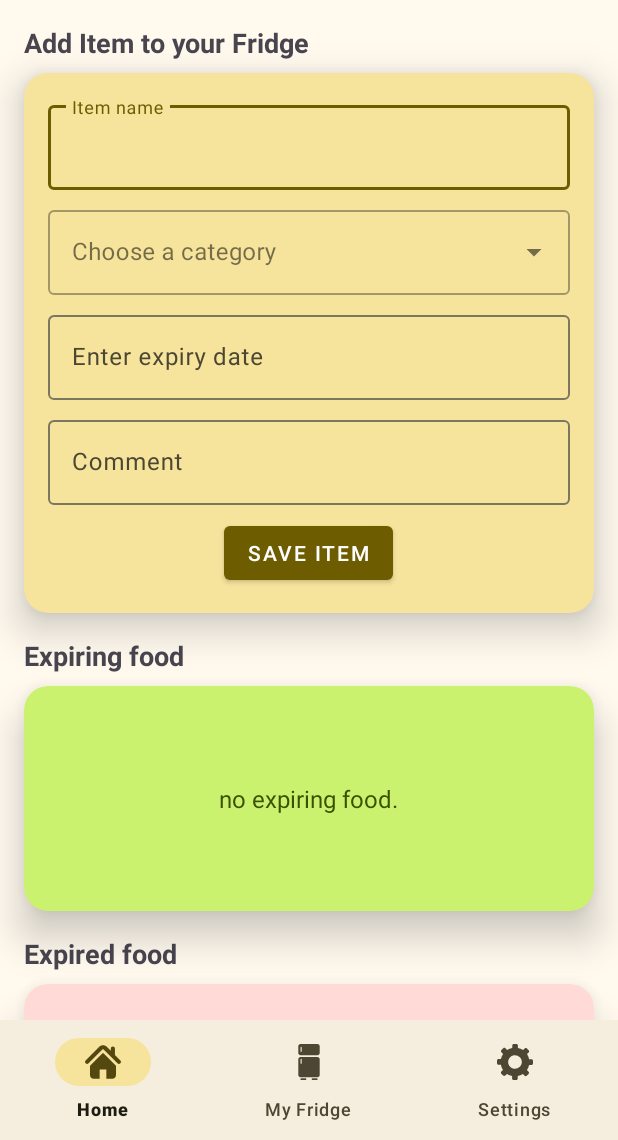
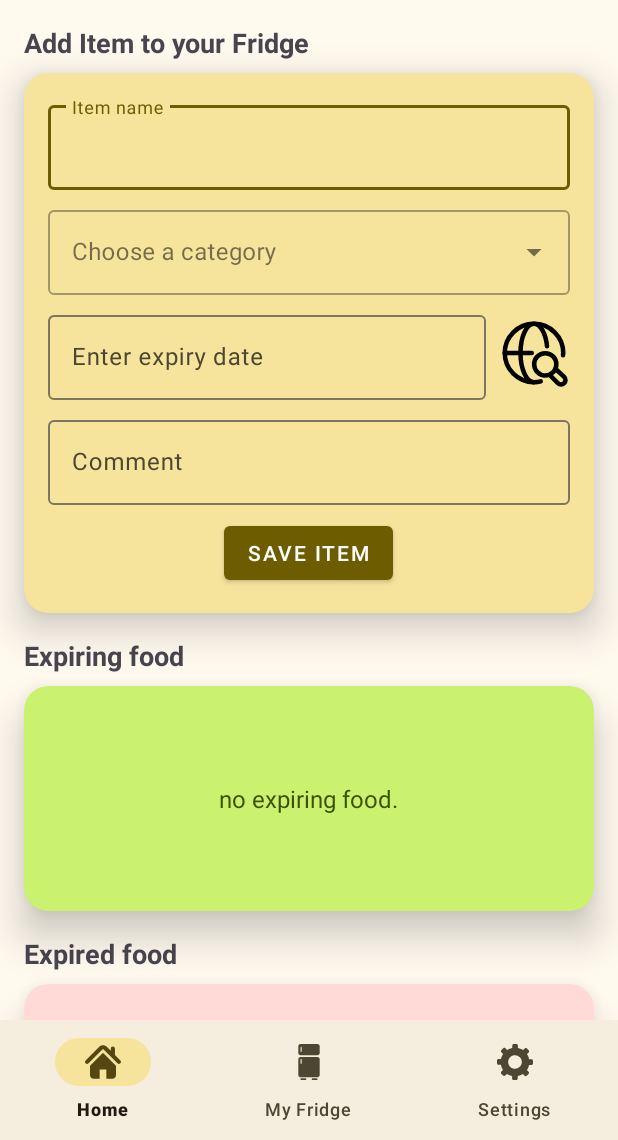
Before and after one commit to alxmtzr/Freshify, an Android app: the screen it shows after launch (MainActivity), on a phone screen of 412 x 824 dp, the part 96-1236 px from its top. Run offline under Robolectric (Android 15) with nearby library versions, the phone set to English and light mode, and no system bars.

Commit message:
added web search button

```diff
--- /dev/null
+++ b/app/src/main/res/drawable/ic_search.xml
@@ -0,0 +1,5 @@
+<vector xmlns:android="http://schemas.android.com/apk/res/android" android:height="24dp" android:viewportHeight="488.4" android:viewportWidth="488.4" android:width="24dp">
+
+    <path android:fillColor="#000000" android:pathData="M0,203.25c0,112.1 91.2,203.2 203.2,203.2c51.6,0 98.8,-19.4 134.7,-51.2l129.5,129.5c2.4,2.4 5.5,3.6 8.7,3.6s6.3,-1.2 8.7,-3.6c4.8,-4.8 4.8,-12.5 0,-17.3l-129.6,-129.5c31.8,-35.9 51.2,-83 51.2,-134.7c0,-112.1 -91.2,-203.2 -203.2,-203.2S0,91.15 0,203.25zM381.9,203.25c0,98.5 -80.2,178.7 -178.7,178.7s-178.7,-80.2 -178.7,-178.7s80.2,-178.7 178.7,-178.7S381.9,104.65 381.9,203.25z"/>
+
+</vector>
--- /dev/null
+++ b/app/src/main/res/drawable/ic_search_web.xml
@@ -0,0 +1,17 @@
+<vector xmlns:android="http://schemas.android.com/apk/res/android"
+    android:height="48dp"
+    android:viewportHeight="32"
+    android:viewportWidth="32"
+    android:width="48dp">
+
+    <path android:fillColor="#00000000" android:pathData="M3,16L15,16" android:strokeColor="#000000" android:strokeLineCap="round" android:strokeLineJoin="round" android:strokeWidth="2"/>
+
+    <path android:fillColor="#00000000" android:pathData="M21.8,13c-0.6,-5.7 -3,-10 -5.8,-10c-3.3,0 -6,5.8 -6,13s2.7,13 6,13" android:strokeColor="#000000" android:strokeLineCap="round" android:strokeLineJoin="round" android:strokeWidth="2"/>
+
+    <path android:fillColor="#00000000" android:pathData="M28.9,17c0,-0.3 0.1,-0.7 0.1,-1c0,-7.2 -5.8,-13 -13,-13S3,8.8 3,16s5.8,13 13,13c1,0 2,-0.1 3,-0.4" android:strokeColor="#000000" android:strokeLineCap="round" android:strokeLineJoin="round" android:strokeWidth="2"/>
+
+    <path android:fillColor="#00000000" android:pathData="M24.5,17.5c1.9,1.9 1.9,5.1 0,7c-0.5,0.5 -1,0.8 -1.6,1.1c-1.8,0.7 -3.9,0.4 -5.4,-1.1c-1.9,-1.9 -1.9,-5.1 0,-7S22.6,15.6 24.5,17.5z" android:strokeColor="#000000" android:strokeLineCap="round" android:strokeLineJoin="round" android:strokeWidth="2"/>
+
+    <path android:fillColor="#00000000" android:pathData="M25.5,23l3.9,3.6c0.8,0.8 0.8,2 0,2.8l0,0c-0.8,0.8 -2,0.8 -2.8,0l-3.5,-3.5" android:strokeColor="#000000" android:strokeLineCap="round" android:strokeLineJoin="round" android:strokeWidth="2"/>
+
+</vector>
--- a/app/src/main/res/layout/fragment_home.xml
+++ b/app/src/main/res/layout/fragment_home.xml
@@ -81,15 +81,21 @@
                     </com.google.android.material.textfield.TextInputLayout>
 
 
+                    <!-- expiry date -->
+                    <LinearLayout
+                        android:layout_width="match_parent"
+                        android:layout_height="wrap_content"
+                        android:layout_marginTop="8dp"
+                        android:orientation="horizontal">
+
                         <!-- Expiry Date Input Field -->
                         <com.google.android.material.textfield.TextInputLayout
-                        android:layout_width="match_parent"
+                            android:layout_width="0dp"
                             android:layout_height="wrap_content"
+                            android:layout_weight="1"
                             android:layout_marginStart="16dp"
-                        android:layout_marginEnd="16dp"
-                        android:layout_marginTop="8dp"
+                            android:layout_marginEnd="8dp"
                             android:hint="@string/enter_expiry_date">
-
                             <com.google.android.material.textfield.TextInputEditText
                                 android:id="@+id/expiryDateEditText"
                                 android:layout_width="match_parent"
@@ -97,6 +103,18 @@
                                 android:focusable="false"
                                 android:inputType="none" />
                         </com.google.android.material.textfield.TextInputLayout>
+
+                        <!-- Web Search Button -->
+                        <ImageButton
+                            android:id="@+id/webSearchIcon"
+                            android:layout_width="48dp"
+                            android:layout_height="48dp"
+                            android:src="@drawable/ic_search_web"
+                            android:layout_marginEnd="16dp"
+                            android:background="?attr/selectableItemBackgroundBorderless"
+                            android:layout_gravity="center_vertical" />
+                    </LinearLayout>
+
 
                     <!-- comment text Field -->
                     <com.google.android.material.textfield.TextInputLayout
```
Lines whose indentation alone changed are shown as unchanged.
